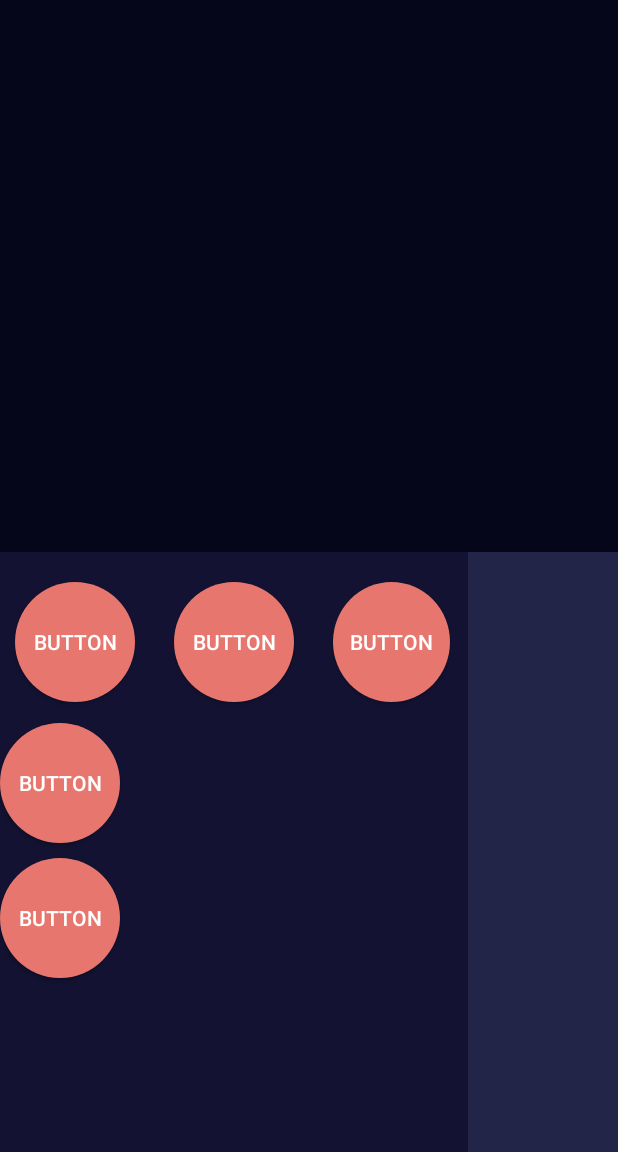
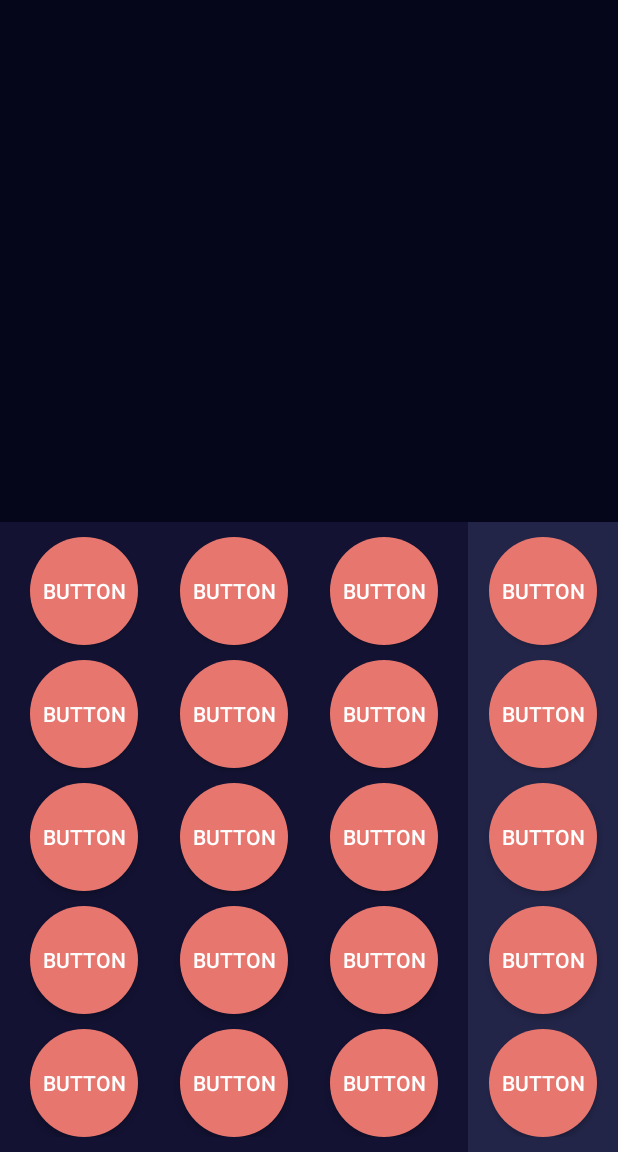
Before and after one commit to dewisekar/PBB_Tugas2_Kalkulator, an Android app: the screen it shows after launch (MainActivity), on a phone screen of 412 x 824 dp, the part 84-1236 px from its top. Run offline under Robolectric (Android 15) with nearby library versions, the phone set to English and light mode, and no system bars.

Commit message:
fixed button

```diff
--- a/app/src/main/res/layout/activity_main.xml
+++ b/app/src/main/res/layout/activity_main.xml
@@ -6,8 +6,8 @@
 
     <RelativeLayout
         android:id="@+id/layout_tombol_angka"
-        android:layout_width="wrap_content"
-        android:layout_height="400dp"
+        android:layout_width="318dp"
+        android:layout_height="wrap_content"
         android:layout_alignParentStart="true"
         android:layout_alignParentLeft="true"
         android:layout_alignParentBottom="true"
@@ -15,76 +15,182 @@
         android:layout_marginLeft="0dp"
         android:layout_marginEnd="100dp"
         android:layout_marginRight="100dp"
+        android:layout_marginBottom="0dp"
+        android:paddingBottom="10dp"
+        android:paddingTop="10dp"
+        android:paddingLeft="20dp"
+        android:paddingRight="20dp"
         android:background="#131232">
 
         <Button
             android:id="@+id/button10"
-            android:layout_width="80dp"
-            android:layout_height="80dp"
+            android:layout_width="72dp"
+            android:layout_height="72dp"
+            android:layout_alignParentStart="true"
+            android:layout_alignParentLeft="true"
             android:layout_alignParentTop="true"
-            android:layout_marginTop="20dp"
-            android:layout_marginEnd="26dp"
-            android:layout_marginRight="26dp"
-            android:layout_toStartOf="@+id/button5"
-            android:layout_toLeftOf="@+id/button5"
+            android:layout_marginStart="0dp"
+            android:layout_marginLeft="0dp"
             android:background="@drawable/tombol_angka"
             android:text="Button"
             android:textColor="#FFFFFF" />
 
         <Button
             android:id="@+id/button9"
-            android:layout_width="80dp"
-            android:layout_height="80dp"
-            android:layout_alignParentTop="true"
-            android:layout_alignParentEnd="true"
-            android:layout_alignParentRight="true"
-            android:layout_marginStart="26dp"
-            android:layout_marginLeft="26dp"
-            android:layout_marginTop="20dp"
-            android:layout_marginEnd="12dp"
-            android:layout_marginRight="12dp"
-            android:layout_toEndOf="@+id/button5"
-            android:layout_toRightOf="@+id/button5"
+            android:layout_width="72dp"
+            android:layout_height="72dp"
+            android:layout_below="@+id/button10"
+            android:layout_marginTop="10dp"
+            android:background="@drawable/tombol_angka"
+            android:text="Button"
+            android:textColor="#FFFFFF" />
+
+        <Button
+            android:id="@+id/button11"
+            android:layout_width="72dp"
+            android:layout_height="72dp"
+            android:layout_below="@+id/button9"
+            android:layout_marginTop="10dp"
+            android:background="@drawable/tombol_angka"
+            android:text="Button"
+            android:textColor="#FFFFFF" />
+
+        <Button
+            android:id="@+id/button12"
+            android:layout_width="72dp"
+            android:layout_height="72dp"
+            android:layout_below="@+id/button11"
+            android:layout_marginTop="10dp"
+            android:background="@drawable/tombol_angka"
+            android:text="Button"
+            android:textColor="#FFFFFF" />
+
+        <Button
+            android:id="@+id/button13"
+            android:layout_width="72dp"
+            android:layout_height="72dp"
+            android:layout_below="@+id/button12"
+            android:layout_marginTop="10dp"
             android:background="@drawable/tombol_angka"
             android:text="Button"
             android:textColor="#FFFFFF" />
 
         <Button
             android:id="@+id/button5"
-            android:layout_width="80dp"
-            android:layout_height="80dp"
+            android:layout_width="72dp"
+            android:layout_height="72dp"
             android:layout_alignParentTop="true"
             android:layout_centerInParent="true"
-            android:layout_marginTop="20dp"
             android:background="@drawable/tombol_angka"
             android:text="Button"
             android:textColor="#FFFFFF" />
 
         <Button
-            android:id="@+id/button12"
-            android:layout_width="80dp"
-            android:layout_height="80dp"
-            android:layout_below="@+id/button10"
-            android:layout_marginTop="14dp"
-            android:layout_marginEnd="26dp"
-            android:layout_marginRight="26dp"
-            android:layout_toStartOf="@+id/button13"
-            android:layout_toLeftOf="@+id/button13"
+            android:id="@+id/button4"
+            android:layout_width="72dp"
+            android:layout_height="72dp"
+            android:layout_below="@+id/button5"
+            android:layout_centerInParent="true"
+            android:layout_marginTop="10dp"
+            android:background="@drawable/tombol_angka"
+            android:text="Button"
+            android:textColor="#FFFFFF" />
+
+        <Button
+            android:id="@+id/button6"
+            android:layout_width="72dp"
+            android:layout_height="72dp"
+            android:layout_below="@+id/button4"
+            android:layout_centerInParent="true"
+            android:layout_centerHorizontal="true"
+            android:layout_marginTop="10dp"
+            android:background="@drawable/tombol_angka"
+            android:text="Button"
+            android:textColor="#FFFFFF" />
+
+        <Button
+            android:id="@+id/button7"
+            android:layout_width="72dp"
+            android:layout_height="72dp"
+            android:layout_below="@+id/button6"
+            android:layout_centerInParent="true"
+            android:layout_centerHorizontal="true"
+            android:layout_marginTop="10dp"
+            android:background="@drawable/tombol_angka"
+            android:text="Button"
+            android:textColor="#FFFFFF" />
+
+        <Button
+            android:id="@+id/button8"
+            android:layout_width="72dp"
+            android:layout_height="72dp"
+            android:layout_below="@+id/button7"
+            android:layout_centerHorizontal="true"
+            android:layout_marginTop="10dp"
             android:background="@drawable/tombol_angka"
             android:text="Button"
             android:textColor="#FFFFFF" />
 
         <Button
             android:id="@+id/button14"
-            android:layout_width="80dp"
-            android:layout_height="80dp"
-            android:layout_below="@+id/button12"
+            android:layout_width="72dp"
+            android:layout_height="72dp"
+            android:layout_alignParentRight="true"
+            android:layout_marginEnd="0dp"
+            android:layout_marginRight="19dp"
+            android:background="@drawable/tombol_angka"
+            android:text="Button"
+            android:textColor="#FFFFFF" />
+
+        <Button
+            android:id="@+id/button15"
+            android:layout_width="72dp"
+            android:layout_height="72dp"
+            android:layout_alignParentRight="true"
+            android:layout_marginEnd="0dp"
+            android:layout_marginRight="0dp"
+            android:background="@drawable/tombol_angka"
+            android:layout_below="@+id/button14"
             android:layout_marginTop="10dp"
-            android:layout_marginEnd="7dp"
-            android:layout_marginRight="7dp"
-            android:layout_toStartOf="@+id/button13"
-            android:layout_toLeftOf="@+id/button13"
+            android:text="Button"
+            android:textColor="#FFFFFF" />
+
+        <Button
+            android:id="@+id/button16"
+            android:layout_width="72dp"
+            android:layout_height="72dp"
+            android:layout_alignParentRight="true"
+            android:layout_marginEnd="0dp"
+            android:layout_marginRight="0dp"
             android:background="@drawable/tombol_angka"
+            android:layout_below="@+id/button15"
+            android:layout_marginTop="10dp"
+            android:text="Button"
+            android:textColor="#FFFFFF" />
+
+        <Button
+            android:id="@+id/button17"
+            android:layout_width="72dp"
+            android:layout_height="72dp"
+            android:layout_alignParentRight="true"
+            android:layout_marginEnd="0dp"
+            android:layout_marginRight="0dp"
+            android:background="@drawable/tombol_angka"
+            android:layout_below="@+id/button16"
+            android:layout_marginTop="10dp"
+            android:text="Button"
+            android:textColor="#FFFFFF" />
+
+        <Button
+            android:id="@+id/button18"
+            android:layout_width="72dp"
+            android:layout_height="72dp"
+            android:layout_alignParentRight="true"
+            android:layout_marginEnd="0dp"
+            android:layout_marginRight="0dp"
+            android:background="@drawable/tombol_angka"
+            android:layout_below="@+id/button17"
+            android:layout_marginTop="10dp"
             android:text="Button"
             android:textColor="#FFFFFF" />
 
@@ -93,12 +199,70 @@
     <RelativeLayout
         android:id="@+id/layout_tombol_operasi"
         android:layout_width="100dp"
-        android:layout_height="400dp"
+        android:layout_height="wrap_content"
         android:layout_alignParentEnd="true"
         android:layout_alignParentRight="true"
         android:layout_alignParentBottom="true"
         android:layout_marginEnd="0dp"
         android:layout_marginRight="0dp"
         android:layout_marginBottom="0dp"
-        android:background="#222548"></RelativeLayout>
+        android:paddingBottom="10dp"
+        android:paddingTop="10dp"
+        android:background="#222548">
+
+        <Button
+            android:id="@+id/button19"
+            android:layout_width="72dp"
+            android:layout_height="72dp"
+            android:layout_alignParentTop="true"
+            android:layout_centerInParent="true"
+            android:background="@drawable/tombol_angka"
+            android:text="Button"
+            android:textColor="#FFFFFF" />
+
+        <Button
+            android:id="@+id/button20"
+            android:layout_width="72dp"
+            android:layout_height="72dp"
+            android:layout_centerInParent="true"
+            android:background="@drawable/tombol_angka"
+            android:layout_below="@+id/button19"
+            android:layout_marginTop="10dp"
+            android:text="Button"
+            android:textColor="#FFFFFF" />
+
+        <Button
+            android:id="@+id/button21"
+            android:layout_width="72dp"
+            android:layout_height="72dp"
+            android:layout_centerInParent="true"
+            android:background="@drawable/tombol_angka"
+            android:layout_below="@+id/button20"
+            android:layout_marginTop="10dp"
+            android:text="Button"
+            android:textColor="#FFFFFF" />
+
+        <Button
+            android:id="@+id/button22"
+            android:layout_width="72dp"
+            android:layout_height="72dp"
+            android:layout_centerInParent="true"
+            android:background="@drawable/tombol_angka"
+            android:layout_below="@+id/button21"
+            android:layout_marginTop="10dp"
+            android:text="Button"
+            android:textColor="#FFFFFF" />
+
+        <Button
+            android:id="@+id/button23"
+            android:layout_width="72dp"
+            android:layout_height="72dp"
+            android:layout_centerInParent="true"
+            android:background="@drawable/tombol_angka"
+            android:layout_below="@+id/button22"
+            android:layout_marginTop="10dp"
+            android:text="Button"
+            android:textColor="#FFFFFF" />
+
+    </RelativeLayout>
 </RelativeLayout>
```
Also changed, not shown: app/gradle/wrapper/gradle-wrapper.properties (added), 4 other files.
